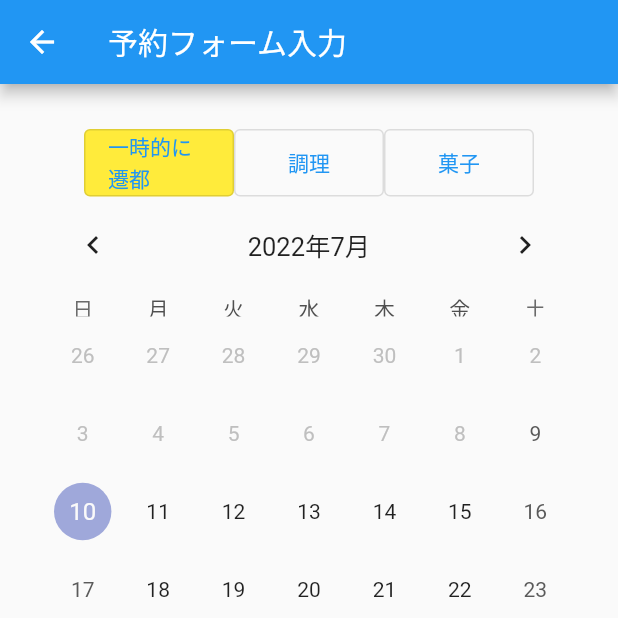
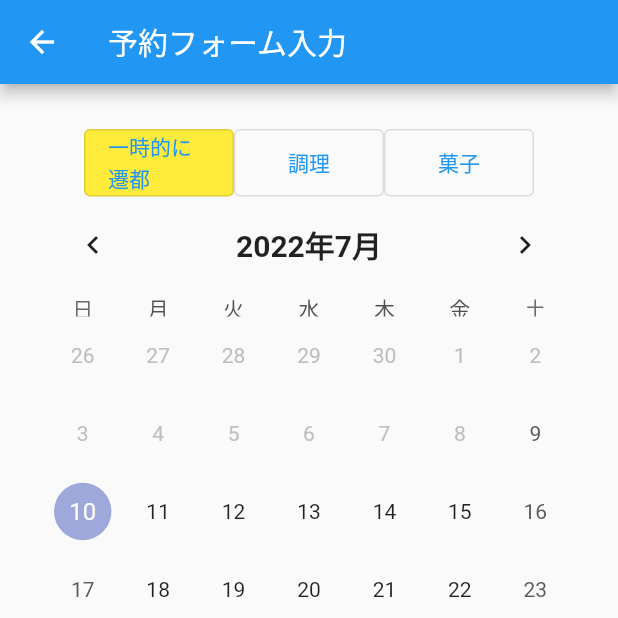
Before and after one commit to Issei-Hiramatsu/yoyakuform, a Flutter app: the screen it shows after launch, after a tap on "ログイン", on a phone screen of 412 x 824 dp, the top half of it. Run offline on Flutter 3.47's test engine with Material 2 defaults, Android fonts, the phone set to English and light mode, and no system bars; drawn by our look-alikes of table_calendar.

Commit message:
カレンダータイトルフォント変更

```diff
--- a/flutter_untitle/lib/booking_top.dart
+++ b/flutter_untitle/lib/booking_top.dart
@@ -78,6 +78,8 @@ class BookingPage extends StatelessWidget {
                 headerStyle: const HeaderStyle(
                   titleCentered: true, //年月を中央よせする
                   formatButtonVisible: false, //2weekのボタンをけす
+                  titleTextStyle: //タイトルの文字の大きさを変える
+                      TextStyle(fontWeight: FontWeight.w700, fontSize: 20.0),
                 ),
               ),
             ),
```
